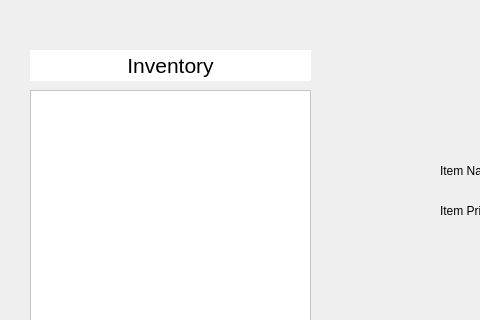
Qt form CS1CGroupProject/edititem.ui (IamFyrus/CS1C) before a commit; both pictures show x 0 to 480 and y 0 to 320 of the 800 by 600 pixel window.
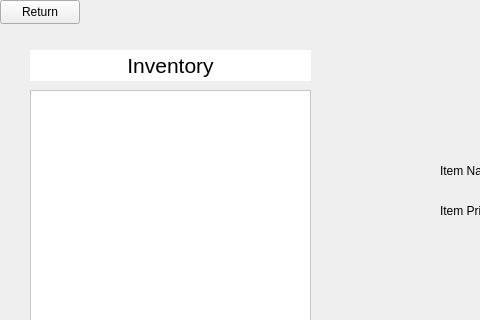
The same form after that commit.

What changed in the file:
```diff
--- a/CS1CGroupProject/edititem.ui
+++ b/CS1CGroupProject/edititem.ui
@@ -219,6 +219,19 @@
      <set>Qt::AlignCenter</set>
     </property>
    </widget>
+   <widget class="QPushButton" name="returnButton">
+    <property name="geometry">
+     <rect>
+      <x>0</x>
+      <y>0</y>
+      <width>80</width>
+      <height>24</height>
+     </rect>
+    </property>
+    <property name="text">
+     <string>Return</string>
+    </property>
+   </widget>
   </widget>
   <widget class="QMenuBar" name="menubar">
    <property name="geometry">
```
